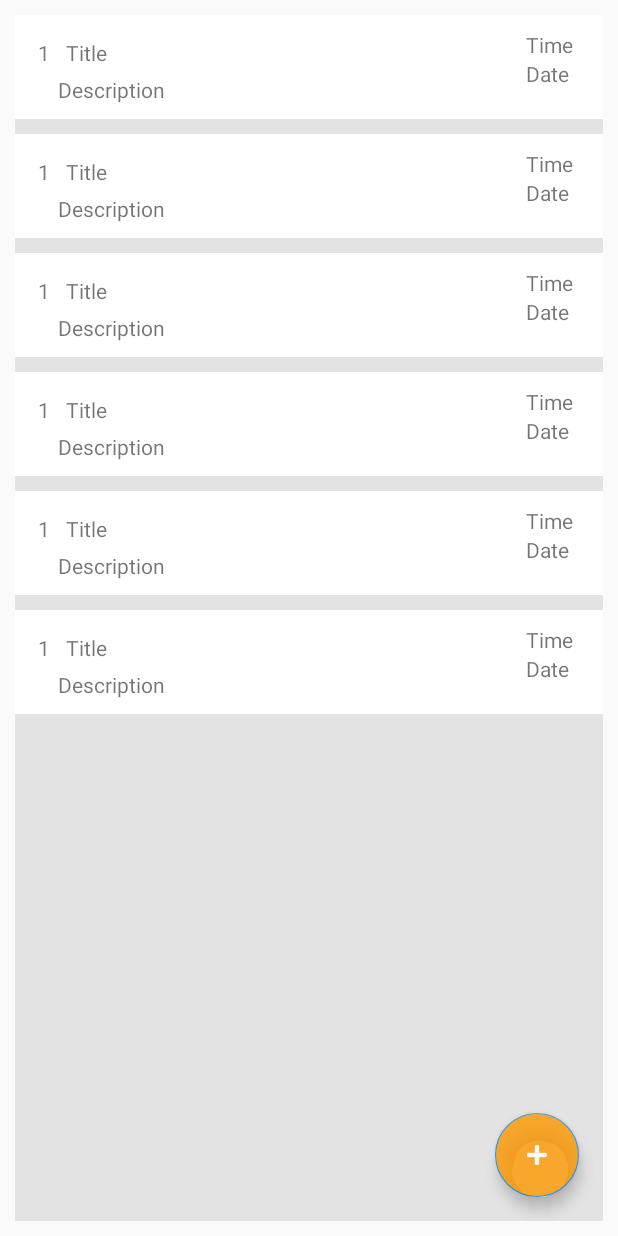
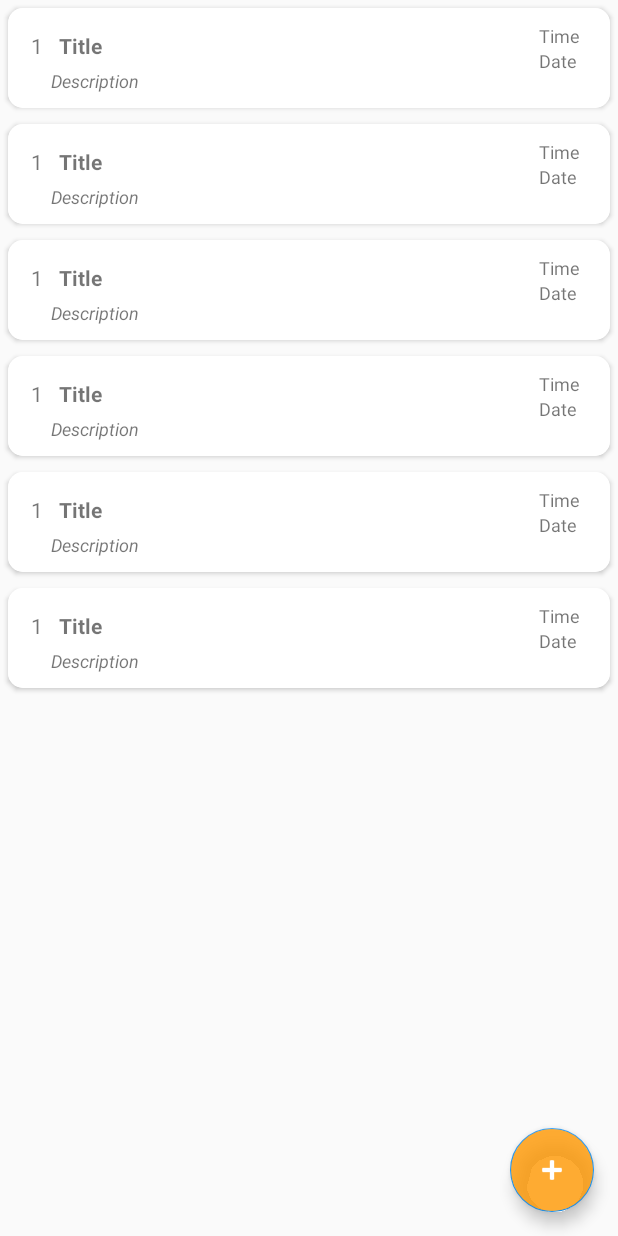
Before and after one commit to snehamadda/android-kotlin-reminder, an Android app: the layout activity_main.xml on its own in the app's theme, with its tools: preview values and no code run, on a phone screen of 412 x 824 dp. Run offline under Robolectric (Android 15) with nearby library versions, the light colour scheme and no system bars.

Commit message:
Add alarm with text to speech and improve UI

```diff
--- a/app/src/main/java/com/geeklabs/remindme/adapters/ReminderAdapter.kt
+++ b/app/src/main/java/com/geeklabs/remindme/adapters/ReminderAdapter.kt
@@ -1,5 +1,6 @@
 package com.geeklabs.remindme.adapters
 
+import android.annotation.SuppressLint
 import android.view.LayoutInflater
 import android.view.View
 import android.view.ViewGroup
@@ -27,6 +28,7 @@ class ReminderAdapter(var reminderList: MutableList<Reminder>) :
     }
 
     class ViewHolder(itemView: View) : RecyclerView.ViewHolder(itemView) {
+        @SuppressLint("SetTextI18n")
         fun bindItems(reminder: Reminder, position: Int) {
             itemView.serialTV.text = "${position + 1}."
             itemView.reminderTV.text = reminder.title
--- a/app/src/main/java/com/geeklabs/remindme/database/DatabaseHandler.kt
+++ b/app/src/main/java/com/geeklabs/remindme/database/DatabaseHandler.kt
@@ -106,7 +106,7 @@ class DatabaseHandler(context: Context) :
     }
 
     //method to delete data
-    fun deleteReminderById(id: Int): Int {
+    fun deleteReminderById(id: Long): Int {
         val db = this.writableDatabase
         val contentValues = ContentValues()
         contentValues.put(ID, id) // EmpModelClass UserId
--- a/app/src/main/java/com/geeklabs/remindme/models/Reminder.kt
+++ b/app/src/main/java/com/geeklabs/remindme/models/Reminder.kt
@@ -1,6 +1,4 @@
 package com.geeklabs.remindme.models
-
-import java.io.Serializable
 
 data class Reminder(
     var id: Int = 0,
@@ -10,4 +8,4 @@ data class Reminder(
     var date: String = " ",
     var createdTime: Long = 0,
     var modifiedTime: Long = 0
-) : Serializable
+)
--- a/app/src/main/res/layout/activity_main.xml
+++ b/app/src/main/res/layout/activity_main.xml
@@ -4,8 +4,6 @@
     xmlns:tools="http://schemas.android.com/tools"
     android:layout_width="match_parent"
     android:layout_height="match_parent"
-    android:layout_margin="10dp"
-    android:background="@color/colorGray"
     app:layout_behavior="@string/appbar_scrolling_view_behavior"
     tools:context=".activites.MainActivity"
     tools:showIn="@layout/activity_main">
@@ -19,7 +17,7 @@
 
 
     <com.google.android.material.floatingactionbutton.FloatingActionButton
-        android:id="@+id/btn"
+        android:id="@+id/addReminderButton"
         android:layout_width="wrap_content"
         android:layout_height="wrap_content"
         android:layout_alignParentEnd="true"
--- a/app/src/main/res/layout/item_reminder.xml
+++ b/app/src/main/res/layout/item_reminder.xml
@@ -1,9 +1,16 @@
 <?xml version="1.0" encoding="utf-8"?>
-<RelativeLayout xmlns:android="http://schemas.android.com/apk/res/android"
+<androidx.cardview.widget.CardView xmlns:android="http://schemas.android.com/apk/res/android"
+    xmlns:card_view="http://schemas.android.com/apk/res-auto"
     xmlns:tools="http://schemas.android.com/tools"
     android:layout_width="match_parent"
     android:layout_height="wrap_content"
-    android:layout_marginBottom="10dp"
+    android:layout_margin="5dp"
+    android:elevation="3dp"
+    card_view:cardCornerRadius="10dp">
+
+    <RelativeLayout
+        android:layout_width="match_parent"
+        android:layout_height="wrap_content"
         android:background="@color/colorWhite"
         android:orientation="horizontal"
         android:padding="10dp">
@@ -28,12 +35,18 @@
                 android:layout_width="wrap_content"
                 android:layout_height="wrap_content"
                 android:padding="5dp"
+                android:textIsSelectable="true"
+                android:textSize="14sp"
+                android:textStyle="bold"
                 tools:text="Title" />
 
             <TextView
                 android:id="@+id/descriptionTV"
                 android:layout_width="wrap_content"
                 android:layout_height="wrap_content"
+                android:textIsSelectable="true"
+                android:textSize="12sp"
+                android:textStyle="italic"
                 tools:text="Description" />
 
         </LinearLayout>
@@ -50,12 +63,15 @@
                 android:id="@+id/timeTV"
                 android:layout_width="wrap_content"
                 android:layout_height="wrap_content"
+                android:textSize="12sp"
                 tools:text="Time" />
 
             <TextView
                 android:id="@+id/dateTV"
                 android:layout_width="wrap_content"
                 android:layout_height="wrap_content"
+                android:textSize="12sp"
                 tools:text="Date" />
         </LinearLayout>
     </RelativeLayout>
+</androidx.cardview.widget.CardView>
```
Also changed, not shown: app/src/main/AndroidManifest.xml (+6 -6 lines), app/src/main/java/com/geeklabs/remindme/activites/AddReminderActivity.kt (+34 -11 lines), app/src/main/java/com/geeklabs/remindme/activites/AlarmActivity.kt (deleted, +0 -51 lines), app/src/main/java/com/geeklabs/remindme/activites/MainActivity.kt (+32 -10 lines), app/src/main/java/com/geeklabs/remindme/activites/SplashActivity.kt (+10 -0 lines), app/src/main/java/com/geeklabs/remindme/services/AlarmReceiver.kt (+4 -6 lines), app/src/main/java/com/geeklabs/remindme/services/ReminderService.kt (+30 -11 lines), app/src/main/java/com/geeklabs/remindme/utils/Util.kt (+7 -0 lines). Lines whose indentation alone changed are shown as unchanged.
